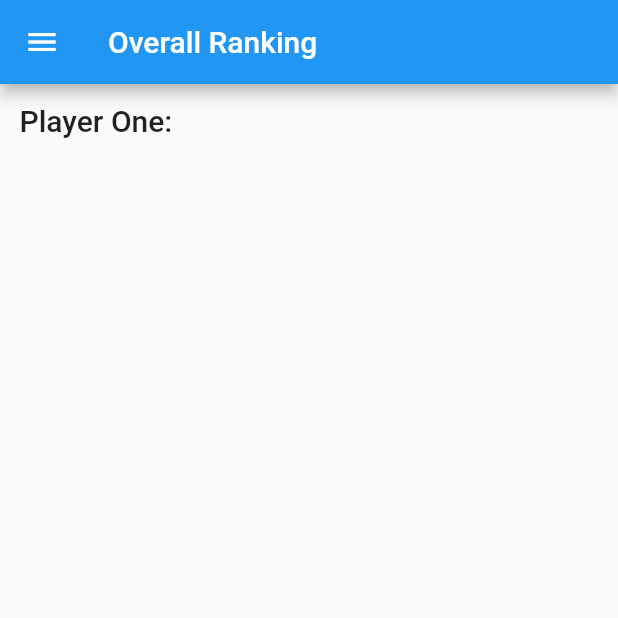
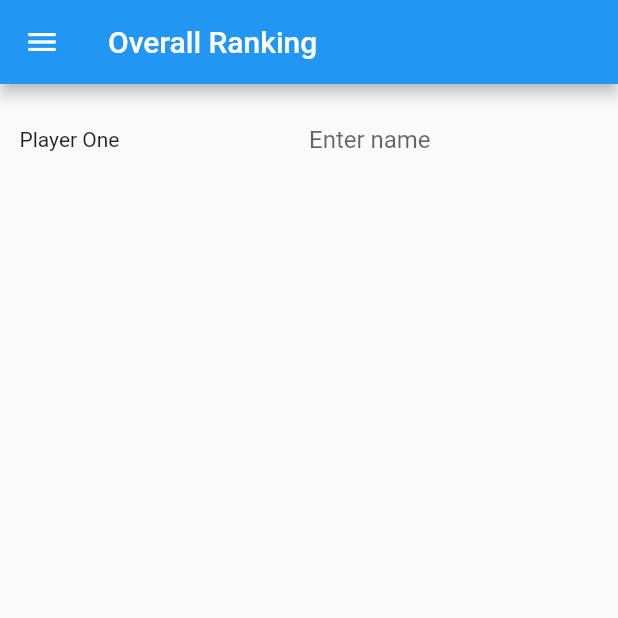
Before and after one commit to LouisWhite15/PingPongScorer, a Flutter app: the screen it shows after launch, in the side drawer, after a tap on "Overall Ranking", on a phone screen of 412 x 824 dp, the top half of it. Run offline on Flutter 3.47's test engine with Material 2 defaults, Android fonts, the phone set to English and light mode, and no system bars; missing offline and left inert: swipedetector.

Commit message:
Made layout of ranking page slightly nicer

```diff
--- a/lib/ranking.dart
+++ b/lib/ranking.dart
@@ -13,13 +13,7 @@ class Ranking extends StatefulWidget {
 
 class _RankingState extends State<Ranking>
 {
-  String _playerOneName = "Tap here to set name";
   int _playerOne;
-
-  void setPlayerName(String name)
-  {
-    _playerOneName = name;
-  }
 
   void _incrementPlayerOne()
   {
@@ -50,9 +44,25 @@ class _RankingState extends State<Ranking>
             padding: EdgeInsets.all(13.0),
             child: Row(
               children: <Widget>[
-                Text("Player One: ",
-                  style: Theme.of(context).textTheme.title
-                )
+                Flexible(
+                  child: Align(
+                    alignment: Alignment.topLeft,
+                    child: Text("Player One",
+                      style: Theme.of(context).textTheme.body1,
+                    )
+                  )
+                ),
+                Flexible(
+                  child: Align(
+                    alignment: Alignment.topCenter,
+                    child: TextField(
+                      decoration: InputDecoration(
+                        border: InputBorder.none,
+                        hintText: "Enter name"
+                      ),
+                    )
+                  )
+                ),
               ],
             ),
           )
```
